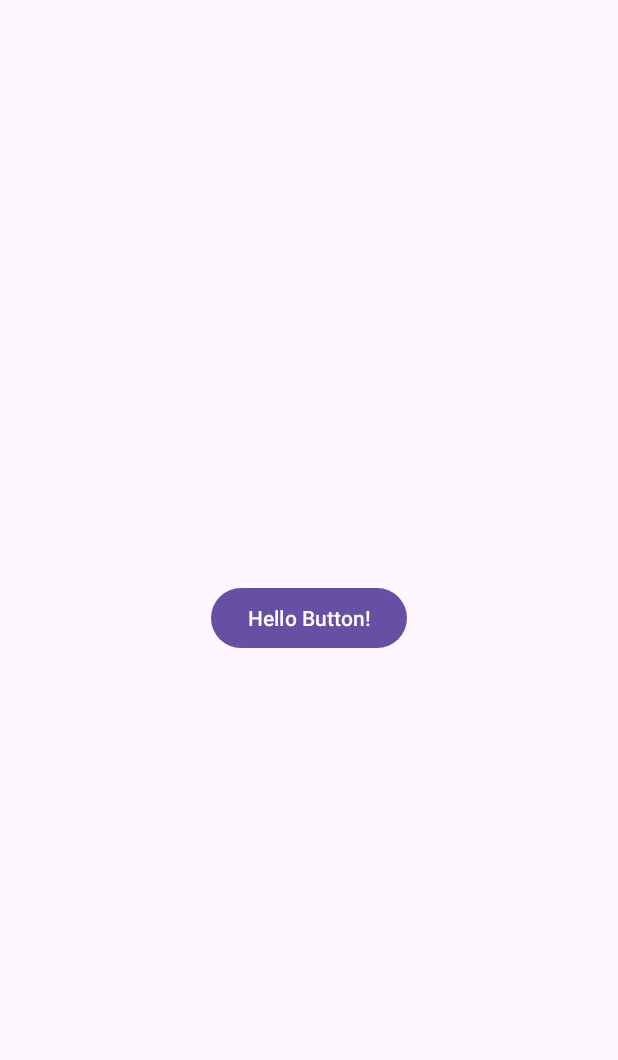
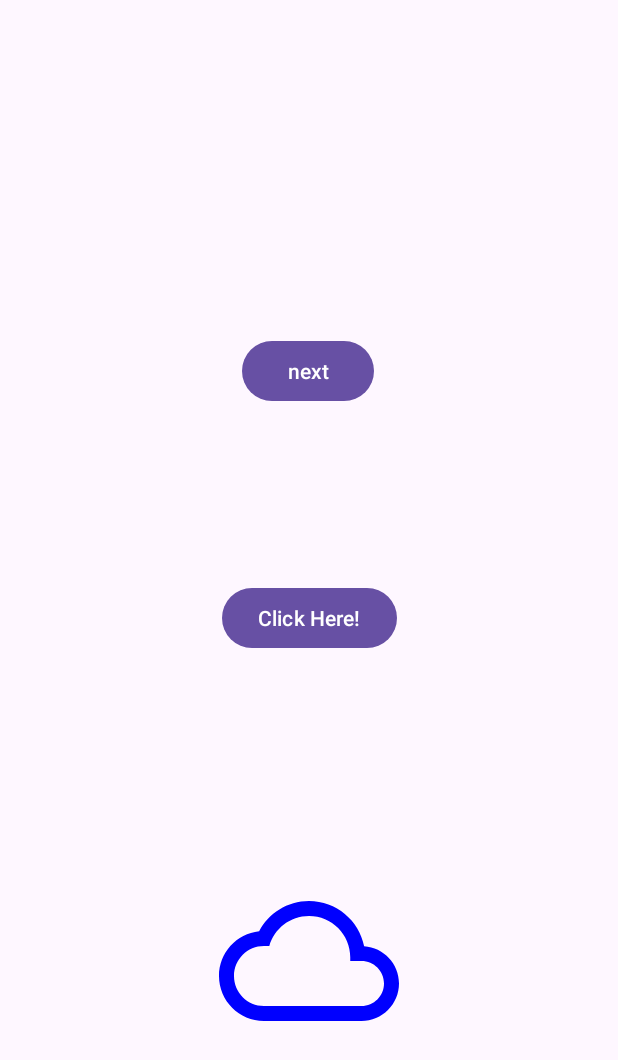
Before and after one commit to josephines1/aplikasipertama, an Android app: the screen it shows after launch (MainActivity), on a phone screen of 412 x 824 dp. Shown: the top 1060 px of the screen. Run offline under Robolectric (Android 15) with nearby library versions, the phone set to English and light mode, and no system bars; pictures from the network do not load.

Commit message:
Added some features

```diff
--- a/app/build.gradle.kts
+++ b/app/build.gradle.kts
@@ -42,4 +42,6 @@ dependencies {
     testImplementation(libs.junit)
     androidTestImplementation(libs.androidx.junit)
     androidTestImplementation(libs.androidx.espresso.core)
+
+    implementation("com.github.bumptech.glide:glide:4.16.0")
 }
--- a/app/src/main/AndroidManifest.xml
+++ b/app/src/main/AndroidManifest.xml
@@ -1,6 +1,8 @@
 <?xml version="1.0" encoding="utf-8"?>
 <manifest xmlns:android="http://schemas.android.com/apk/res/android"
     xmlns:tools="http://schemas.android.com/tools">
+
+    <uses-permission android:name="android.permission.INTERNET" />
 
     <application
         android:allowBackup="true"
@@ -13,6 +15,9 @@
         android:theme="@style/Theme.AplikasiPertama"
         tools:targetApi="31">
         <activity
+            android:name=".ListActivity"
+            android:exported="false" />
+        <activity
             android:name=".MainActivity"
             android:exported="true">
             <intent-filter>
--- a/app/src/main/java/com/example/aplikasipertama/MainActivity.kt
+++ b/app/src/main/java/com/example/aplikasipertama/MainActivity.kt
@@ -1,12 +1,15 @@
 package com.example.aplikasipertama
 
+import android.content.Intent
 import android.os.Bundle
 import android.widget.Button
+import android.widget.ImageView
 import android.widget.TextView
 import androidx.activity.enableEdgeToEdge
 import androidx.appcompat.app.AppCompatActivity
 import androidx.core.view.ViewCompat
 import androidx.core.view.WindowInsetsCompat
+import com.bumptech.glide.Glide
 
 class MainActivity : AppCompatActivity() {
     override fun onCreate(savedInstanceState: Bundle?) {
@@ -21,9 +24,23 @@ class MainActivity : AppCompatActivity() {
 
         val textView = findViewById<TextView>(R.id.tv_hello)
         val button = findViewById<Button>(R.id.btn_tombol)
+        val imageView = findViewById<ImageView>(R.id.iv_avatar)
+        val buttonNext = findViewById<Button>(R.id.btn_nextPage)
+
+//        Harus pakai Internet Device Hp nya
+//        Glide.with(this@MainActivity)
+//            .load("https://upload.wikimedia.org/wikipedia/commons/3/37/Lambang_UNJ_dan_moto.png")
+//            .centerCrop()
+//            .into(imageView)
 
         button.setOnClickListener {
-            textView.text = "Ohayou"
+            textView.text = "Hello World"
+        }
+
+        buttonNext.setOnClickListener {
+            val intent = Intent(this, ListActivity::class.java)
+            startActivity(intent)
+            finish()
         }
     }
 }
--- /dev/null
+++ b/app/src/main/java/com/example/aplikasipertama/Student.kt
@@ -0,0 +1,6 @@
+package com.example.aplikasipertama
+
+data class Student(val name: String,
+                   val major: String) {
+
+}
--- /dev/null
+++ b/app/src/main/res/drawable/ic_cloud_blue_24.xml
@@ -0,0 +1,5 @@
+<vector xmlns:android="http://schemas.android.com/apk/res/android" android:height="24dp" android:tint="#0000FF" android:viewportHeight="24" android:viewportWidth="24" android:width="24dp">
+
+    <path android:fillColor="@android:color/white" android:pathData="M19.35,10.04C18.67,6.59 15.64,4 12,4 9.11,4 6.6,5.64 5.35,8.04 2.34,8.36 0,10.91 0,14c0,3.31 2.69,6 6,6h13c2.76,0 5,-2.24 5,-5 0,-2.64 -2.05,-4.78 -4.65,-4.96zM19,18H6c-2.21,0 -4,-1.79 -4,-4s1.79,-4 4,-4h0.71C7.37,7.69 9.48,6 12,6c3.04,0 5.5,2.46 5.5,5.5v0.5H19c1.66,0 3,1.34 3,3s-1.34,3 -3,3z"/>
+
+</vector>
--- a/app/src/main/res/layout/activity_main.xml
+++ b/app/src/main/res/layout/activity_main.xml
@@ -7,24 +7,49 @@
     android:layout_height="match_parent"
     tools:context=".MainActivity">
 
+    <ImageView
+        android:id="@+id/iv_avatar"
+        android:layout_width="120dp"
+        android:layout_height="120dp"
+        android:layout_marginBottom="16dp"
+        android:src="@drawable/ic_cloud_blue_24"
+        android:cropToPadding="true"
+        android:scaleType="centerCrop"
+        app:layout_constraintBottom_toBottomOf="parent"
+        app:layout_constraintEnd_toEndOf="parent"
+        app:layout_constraintStart_toStartOf="parent"
+        app:layout_constraintTop_toTopOf="@id/tv_hello" />
+
     <TextView
         android:id="@+id/tv_hello"
         android:layout_width="wrap_content"
         android:layout_height="wrap_content"
-        android:text="Hello World!"
+        app:layout_constraintBottom_toBottomOf="parent"
+        app:layout_constraintEnd_toEndOf="parent"
+        app:layout_constraintStart_toStartOf="parent"
+        app:layout_constraintTop_toTopOf="parent"
+        app:layout_constraintVertical_bias="0.587" />
+
+    <Button
+        android:id="@+id/btn_tombol"
+        android:layout_width="wrap_content"
+        android:layout_height="wrap_content"
+        android:text="Click Here!"
         app:layout_constraintBottom_toBottomOf="parent"
         app:layout_constraintEnd_toEndOf="parent"
         app:layout_constraintStart_toStartOf="parent"
         app:layout_constraintTop_toTopOf="parent" />
 
     <Button
-        android:id="@+id/btn_tombol"
+        android:id="@+id/btn_nextPage"
         android:layout_width="wrap_content"
         android:layout_height="wrap_content"
-        android:text="Hello Button!"
+        android:text="next"
         app:layout_constraintBottom_toBottomOf="parent"
         app:layout_constraintEnd_toEndOf="parent"
+        app:layout_constraintHorizontal_bias="0.498"
         app:layout_constraintStart_toStartOf="parent"
-        app:layout_constraintTop_toTopOf="parent" />
+        app:layout_constraintTop_toTopOf="parent"
+        app:layout_constraintVertical_bias="0.288" />
 
 </androidx.constraintlayout.widget.ConstraintLayout>
```
Also changed, not shown: app/src/main/java/com/example/aplikasipertama/ListActivity.kt (added, +47 -0 lines), app/src/main/java/com/example/aplikasipertama/ListAdapter.kt (added, +30 -0 lines), app/src/main/res/layout/activity_list.xml (added, +32 -0 lines), app/src/main/res/layout/item_view.xml (added, +24 -0 lines).
